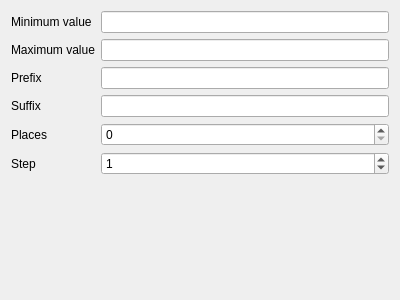
Before: the Qt Designer form src/configmanager/editorwidgets/uifiles/ui_numberwidget_config.ui in roam-qgis/Roam, drawn with Qt 5.
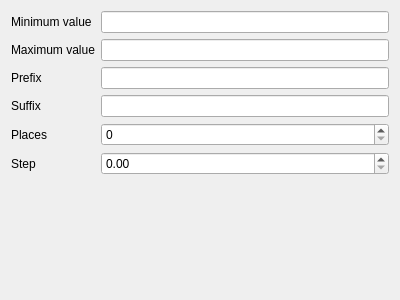
After: the same form once the commit is applied.

Commit message: use double value for step

What changed in the file:
```diff
--- a/src/configmanager/editorwidgets/uifiles/ui_numberwidget_config.ui
+++ b/src/configmanager/editorwidgets/uifiles/ui_numberwidget_config.ui
@@ -75,14 +75,7 @@
     </widget>
    </item>
    <item row="8" column="1">
-    <widget class="QSpinBox" name="step_spin">
-     <property name="maximum">
-      <number>999999999</number>
-     </property>
-     <property name="value">
-      <number>1</number>
-     </property>
-    </widget>
+    <widget class="QDoubleSpinBox" name="step_spin"/>
    </item>
   </layout>
  </widget>
```
The commit also changes 1 other file.
